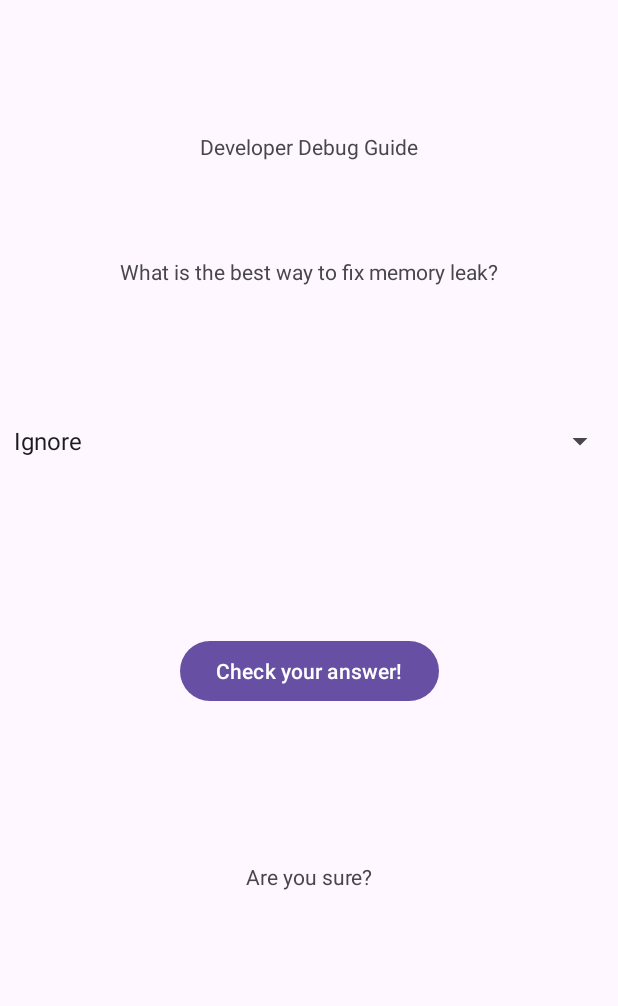
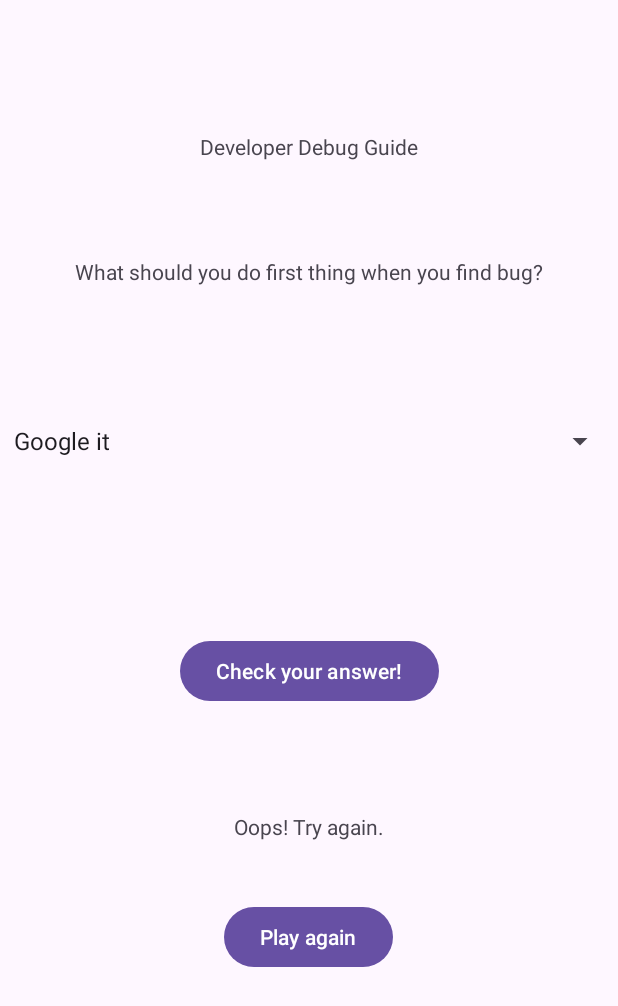
Before and after one commit to Kinani/AndroidDevelopmentCourseAssignment1, an Android app: the screen it shows after launch (MainActivity), after a tap on "Check your answer!", on a phone screen of 412 x 824 dp. Shown: the top 1006 px of the screen. Run offline under Robolectric (Android 15) with nearby library versions, the phone set to English and light mode, and no system bars.

```diff
--- a/app/src/main/java/com/example/assignment1/MainActivity.kt
+++ b/app/src/main/java/com/example/assignment1/MainActivity.kt
@@ -30,15 +30,19 @@ class MainActivity : AppCompatActivity() {
         "Use a profiler",
         "Break it into smaller pieces using BIG hammer.."
     )
+
+    var currentSelectedAnswerPosition = 0
+
     override fun onCreate(savedInstanceState: Bundle?) {
         super.onCreate(savedInstanceState)
-        enableEdgeToEdge()
+        // enableEdgeToEdge()
         setContentView(R.layout.activity_main)
 
         val questionTextView: TextView = findViewById(R.id.questionTextView)
         val resultTextView: TextView = findViewById(R.id.resultTextView)
         val asnSpinner: Spinner = findViewById(R.id.answSpinner)
         val checkAnswerButton: Button = findViewById(R.id.btnCheckAnswer)
+        val playAgainButton: Button = findViewById(R.id.btnPlayAgain)
 
         var currentQuestionIndex = 0
 
@@ -50,7 +54,10 @@ class MainActivity : AppCompatActivity() {
 
         asnSpinner.onItemSelectedListener = object : AdapterView.OnItemSelectedListener {
             override fun onItemSelected(parent: AdapterView<*>, view: View?, position: Int, id: Long) {
+                    currentSelectedAnswerPosition = position
+                if (position != null && position > 0) {
                     resultTextView.text = "Are you sure?"
+                }
             }
 
             override fun onNothingSelected(parent: AdapterView<*>) {
@@ -59,6 +66,17 @@ class MainActivity : AppCompatActivity() {
         }
 
         checkAnswerButton.setOnClickListener {
+            if (currentSelectedAnswerPosition != null) {
+                val selectedAnswer = answers[currentQuestionIndex][currentSelectedAnswerPosition]
+                if (selectedAnswer == correctAnswers[currentQuestionIndex]) {
+                    resultTextView.text = "Correct!"
+                } else {
+                    resultTextView.text = "Oops! Try again."
+                }
+            }
+        }
+
+        playAgainButton.setOnClickListener {
             currentQuestionIndex = (currentQuestionIndex + 1) % questions.size
             updateQuestion()
             resultTextView.text = ""
--- a/app/src/main/res/layout/activity_main.xml
+++ b/app/src/main/res/layout/activity_main.xml
@@ -59,10 +59,23 @@
         android:layout_width="wrap_content"
         android:layout_height="wrap_content"
         android:layout_marginStart="101dp"
-        android:layout_marginTop="103dp"
+        android:layout_marginTop="70dp"
         android:layout_marginEnd="101dp"
         android:text="Result"
         app:layout_constraintEnd_toEndOf="parent"
         app:layout_constraintStart_toStartOf="parent"
         app:layout_constraintTop_toBottomOf="@+id/btnCheckAnswer" />
+
+    <Button
+        android:id="@+id/btnPlayAgain"
+        android:layout_width="wrap_content"
+        android:layout_height="wrap_content"
+        android:layout_marginStart="101dp"
+        android:layout_marginTop="40dp"
+        android:layout_marginEnd="101dp"
+        android:text="Play again"
+        app:layout_constraintEnd_toEndOf="parent"
+        app:layout_constraintHorizontal_bias="0.494"
+        app:layout_constraintStart_toStartOf="parent"
+        app:layout_constraintTop_toBottomOf="@+id/resultTextView" />
 </androidx.constraintlayout.widget.ConstraintLayout>
```
